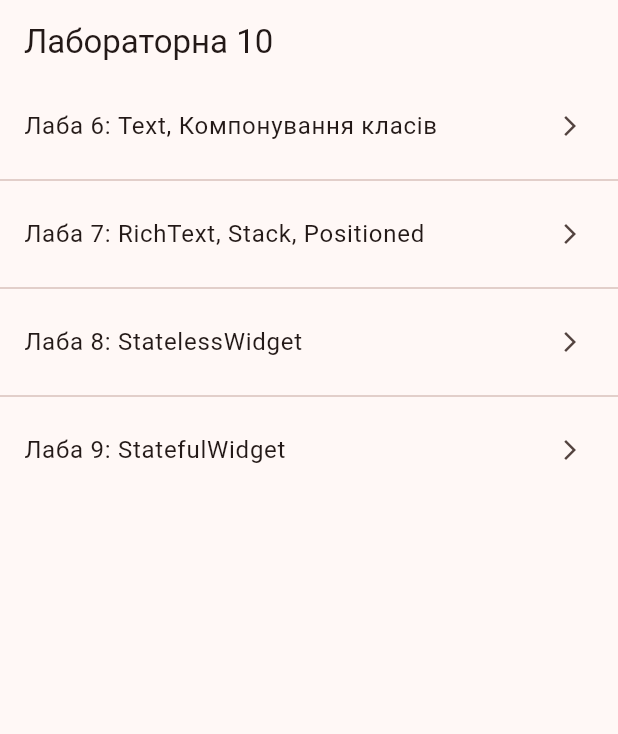
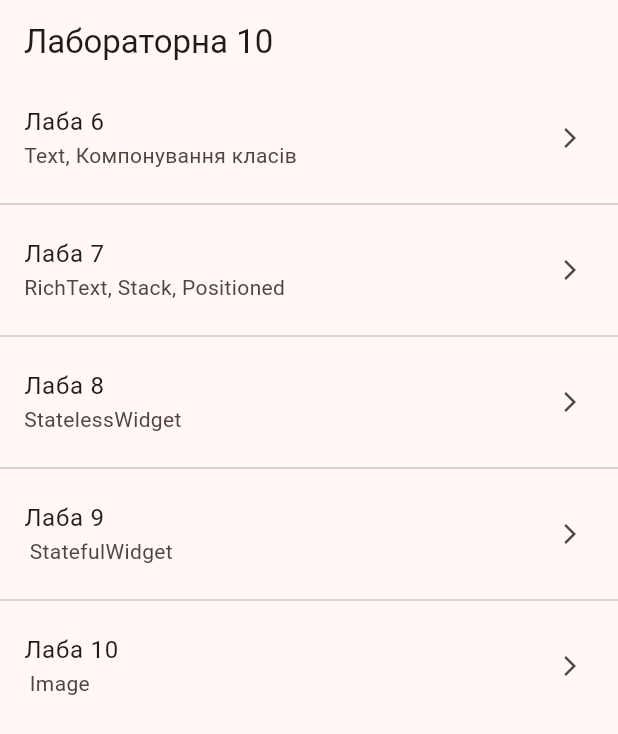
Before and after one commit to 9uyone/cpp-labs, a Flutter app: the screen it shows after launch, on a phone screen of 412 x 824 dp. Shown: the top 734 px of the screen. Run offline on Flutter 3.47's test engine with Material 3 defaults, Android fonts, the phone set to English and light mode, and no system bars.

Commit message:
Add ImagePage and update HomePage to include new lab entries

```diff
--- a/labs_6_10/lib/screens/home_page.dart
+++ b/labs_6_10/lib/screens/home_page.dart
@@ -3,6 +3,7 @@ import 'lab6_page.dart';
 import 'lab7_page.dart';
 import 'lab8_page.dart';
 import 'lab9_page.dart';
+import 'image_page.dart';
 
 class HomePage extends StatelessWidget {
   const HomePage({super.key});
@@ -10,13 +11,14 @@ class HomePage extends StatelessWidget {
   @override
   Widget build(BuildContext context) {
     final labs = [
-      {'title': 'Лаба 6: Text, Компонування класів', 'page': const Lab6Page()},
+      {'subtitle': 'Text, Компонування класів', 'page': const Lab6Page()},
       {
-        'title': 'Лаба 7: RichText, Stack, Positioned',
+        'subtitle': 'RichText, Stack, Positioned',
         'page': const Lab7Page(),
       },
-      {'title': 'Лаба 8: StatelessWidget', 'page': const Lab8Page()},
-      {'title': 'Лаба 9: StatefulWidget', 'page': const Lab9Page()},
+      {'subtitle': 'StatelessWidget', 'page': const Lab8Page()},
+      {'subtitle': ' StatefulWidget', 'page': const Lab9Page()},
+      {'subtitle': ' Image', 'page': const ImagePage()},
     ];
 
     return Scaffold(
@@ -26,9 +28,11 @@ class HomePage extends StatelessWidget {
         itemCount: labs.length,
         itemBuilder: (context, index) {
           final lab = labs[index];
+
           return ListTile(
-            title: Text(lab['title'] as String),
+            title: Text('Лаба ${index + 6}'),
             trailing: const Icon(Icons.arrow_forward_ios, size: 16),
+            subtitle: Text(lab['subtitle'] as String),
             onTap: () {
               Navigator.push(
                 context,
--- a/labs_6_10/pubspec.yaml
+++ b/labs_6_10/pubspec.yaml
@@ -16,7 +16,7 @@ publish_to: 'none' # Remove this line if you wish to publish to pub.dev
 # https://developer.apple.com/library/archive/documentation/General/Reference/InfoPlistKeyReference/Articles/CoreFoundationKeys.html
 # In Windows, build-name is used as the major, minor, and patch parts
 # of the product and file versions while build-number is used as the build suffix.
-version: 1.0.0+1
+version: 1.0.1+2
 
 environment:
   sdk: ^3.9.2
```
Also changed, not shown: labs_6_10/lib/screens/image_page.dart (added, +17 -0 lines).
